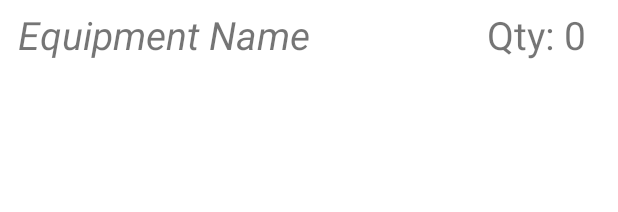
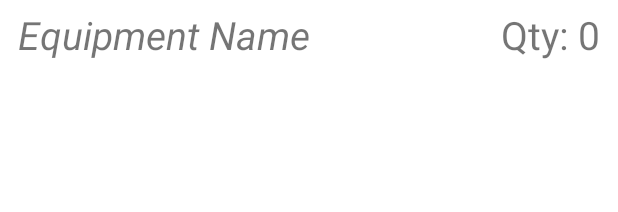
Before and after one commit to 264-Rental-App/264-Android-App, an Android app: the layout summary_row.xml on its own in the app's theme, with its tools: preview values and no code run, on a phone screen of 412 x 824 dp. Shown: the top 212 px of the screen. Run offline under Robolectric (Android 15) with nearby library versions, the phone set to English and light mode, and no system bars.

Commit message:
fix align right in summary_row

```diff
--- a/app/src/main/java/edu/rentals/frontend/EquipmentListActivity.java
+++ b/app/src/main/java/edu/rentals/frontend/EquipmentListActivity.java
@@ -21,8 +21,8 @@ public class EquipmentListActivity extends AppCompatActivity {
     Button checkOut;
     Button back;
     TextView totalSum;
-    private int storeId;
-    private String storeName;
+    private int storeId; // get from StoreList.java
+    private String storeName; // get using stroreId
     private static int total = 0;
 
 
--- a/app/src/main/res/layout/summary_row.xml
+++ b/app/src/main/res/layout/summary_row.xml
@@ -24,12 +24,12 @@
 
     <TextView
         android:id="@+id/eQuantity"
-        android:layout_width="81dp"
+        android:layout_width="match_parent"
         android:layout_height="40dp"
-        android:layout_marginLeft="118dp"
         android:layout_marginTop="5dp"
         android:layout_marginRight="12dp"
         android:layout_toRightOf="@+id/eName"
+        android:gravity="right"
         android:layout_alignParentRight="true"
         android:textSize="26sp"
         tools:text="Qty: 0" />
```
